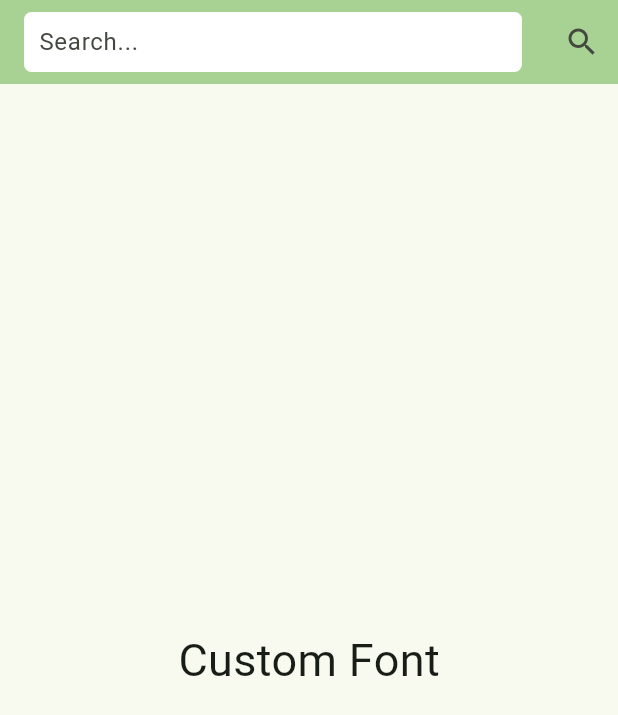
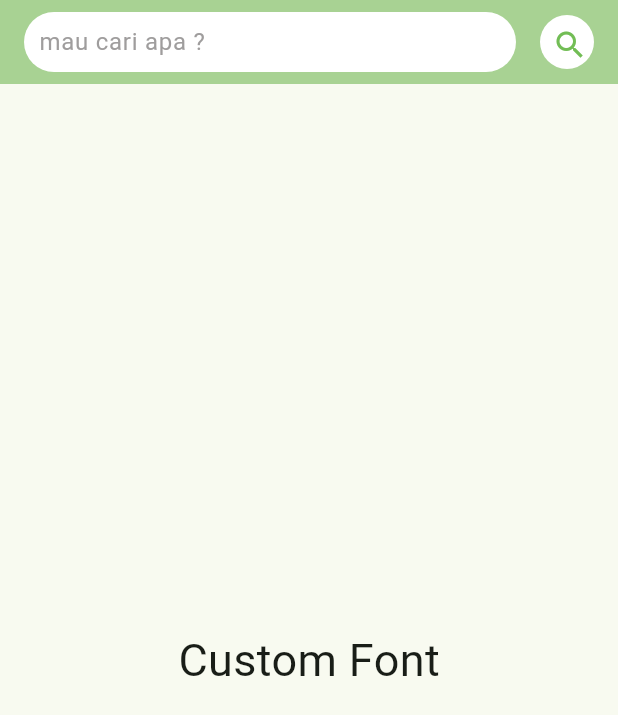
Before and after one commit to jonrysimbolon/ud_simbolon, a Flutter app: the screen it shows after launch, on a phone screen of 412 x 824 dp. Shown: the top 715 px of the screen. Run offline on Flutter 3.47's test engine with Material 2 defaults, Android fonts, the phone set to English and light mode, and no system bars.

Commit message:
Repair header

```diff
--- a/lib/header_component.dart
+++ b/lib/header_component.dart
@@ -37,7 +37,7 @@ class _HeaderComponentState extends State<HeaderComponent> {
       width: double.infinity,
       height: 40,
       decoration: BoxDecoration(
-          color: Colors.white, borderRadius: BorderRadius.circular(5)),
+          color: Colors.white, borderRadius: BorderRadius.circular(20)),
       child: Center(
           child: Padding(
         padding: const EdgeInsets.only(left: 0, top: 0),
@@ -52,7 +52,10 @@ class _HeaderComponentState extends State<HeaderComponent> {
                     },
                   )
                 : null,
-            hintText: 'Search...',
+            hintText: 'mau cari apa ?',
+            hintStyle: const TextStyle(
+              color: textColor,
+            ),
             contentPadding: const EdgeInsets.only(left: 10.0, bottom: 8.0),
             border: InputBorder.none,
           ),
--- a/lib/main.dart
+++ b/lib/main.dart
@@ -37,9 +37,18 @@ class _MyHomePageState extends State<MyHomePage> {
         backgroundColor: Theme.of(context).colorScheme.inversePrimary,
         title: const HeaderComponent(),
         actions: [
-          IconButton(
-            icon: const Icon(Icons.search),
-            onPressed: () {},
+          Padding(
+            padding: const EdgeInsets.only(right: 16.0),
+            child: CircleAvatar(
+              backgroundColor: Colors.white, // Customize the circle color
+              radius: 18, // Adjust the circle size as needed
+              child: IconButton(
+                  onPressed: () {},
+                  icon: const Icon(
+                    Icons.search, // Adjust the icon size as needed
+                    color: cardColor, // Customize the icon color
+                  )),
+            ),
           )
         ],
       ),
```
